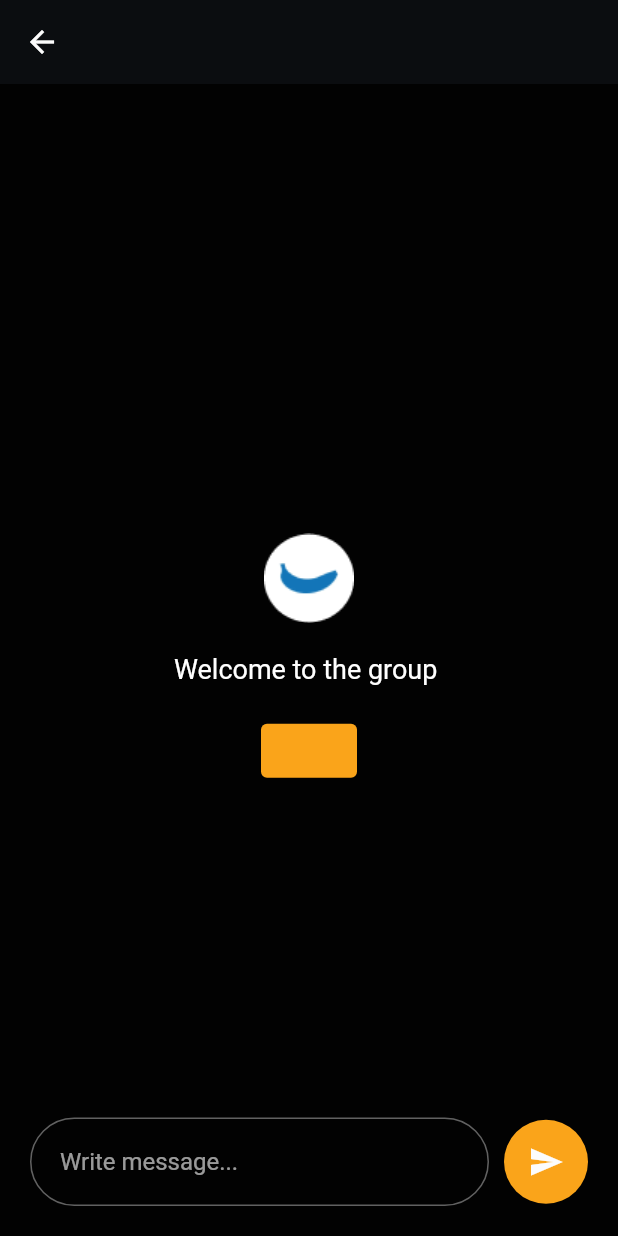
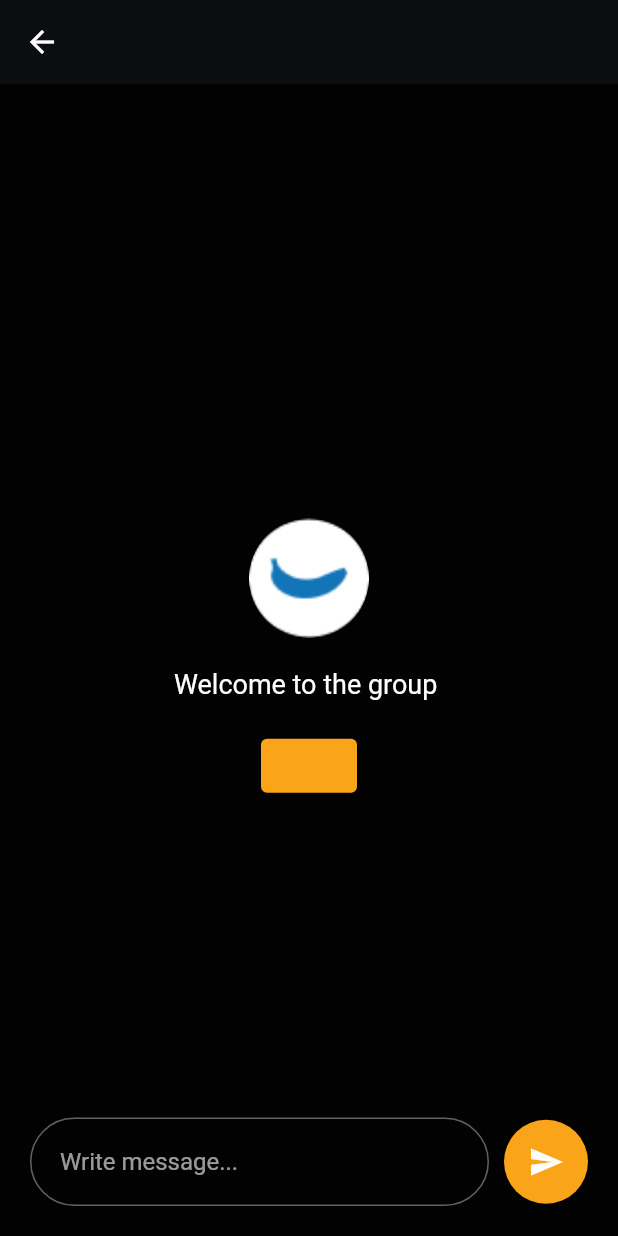
Before and after one commit to satche/tyxit-mobile-app, a Flutter app: the CreateGroupView screen opened by its route, after a tap on "Create Group", on a phone screen of 412 x 824 dp. Run offline on Flutter 3.47's test engine with Material 2 defaults, Android fonts, the phone set to English and light mode, and no system bars; our stand-ins replace google_fonts.

Commit message:
Refactor Avatar component

```diff
--- a/lib/components/avatar.dart
+++ b/lib/components/avatar.dart
@@ -4,16 +4,13 @@ class Avatar extends StatelessWidget {
   final String url;
   final double size;
 
-  Avatar({required this.url, this.size = 60});
+  const Avatar({Key? key, required this.url, this.size = 40}) : super(key: key);
 
   @override
   Widget build(BuildContext context) {
-    return GestureDetector(
-      onTap: () {},
-      child: CircleAvatar(
-        backgroundImage: AssetImage(url),
-        radius: size,
-      ),
+    return CircleAvatar(
+      backgroundImage: AssetImage(url),
+      maxRadius: size,
     );
   }
 }
--- a/lib/components/group_list.dart
+++ b/lib/components/group_list.dart
@@ -2,6 +2,7 @@ import 'package:flutter/material.dart';
 import '../constants/spacing.dart';
 import '../database/models/group.dart';
 import '../views/chat.dart';
+import 'avatar.dart';
 
 class GroupList extends StatelessWidget {
   final List<Group> groups;
@@ -26,7 +27,7 @@ class GroupList extends StatelessWidget {
         final group = groups[index];
         return Card(
           child: ListTile(
-            leading: Image(image: group.picture),
+            leading: Image(image: AssetImage(group.picturePath)),
             title: Text(group.name.toString()),
             onTap: () => Navigator.pushNamed(context, "/groups",
                 arguments: ChatArgs(group)),
--- a/lib/database/models/group.dart
+++ b/lib/database/models/group.dart
@@ -2,10 +2,10 @@ import 'package:flutter/material.dart';
 
 class Group {
   final String name;
-  late final AssetImage picture;
+  late final String picturePath;
 
   Group({
     required this.name,
-    this.picture = const AssetImage('assets/images/group_picture/default.png'),
+    this.picturePath = "assets/images/group_picture/default.png",
   });
 }
--- a/lib/views/chat.dart
+++ b/lib/views/chat.dart
@@ -1,5 +1,6 @@
 import 'package:flutter/material.dart';
 import 'package:provider/provider.dart';
+import '../components/avatar.dart';
 import '../constants/spacing.dart';
 import '../database/database.dart';
 import '../components/chat/chatbar.dart';
@@ -37,7 +38,7 @@ class ChatView extends StatelessWidget {
             child: Column(
               mainAxisAlignment: MainAxisAlignment.center,
               children: <Widget>[
-                Image(image: args.group.picture),
+                Avatar(url: args.group.picturePath),
                 Spacing.betweenFields,
                 Text('Welcome to the group ${args.group.name}'),
                 Spacing.betweenFields,
```
